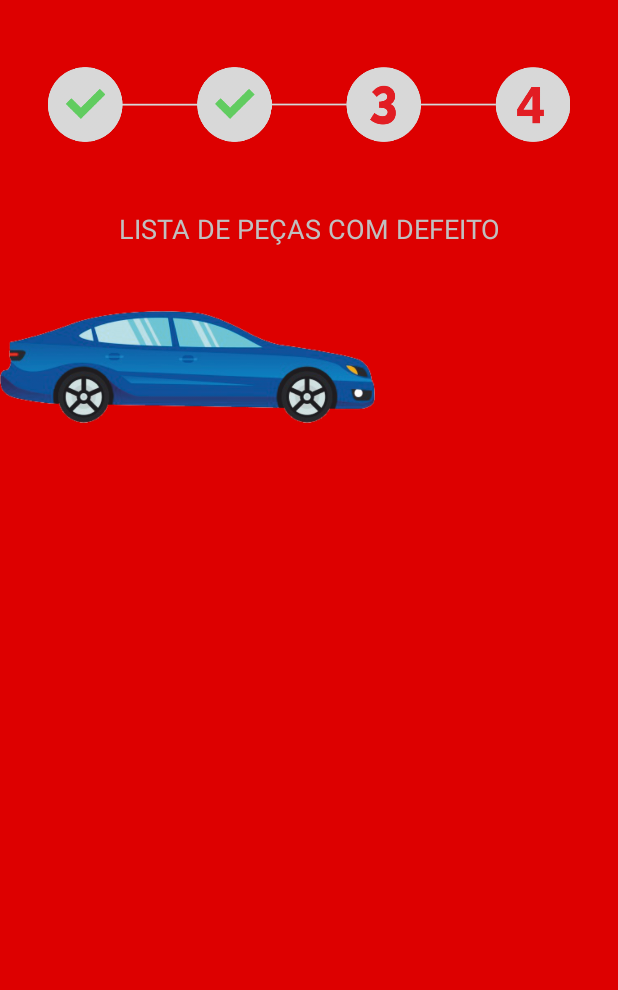
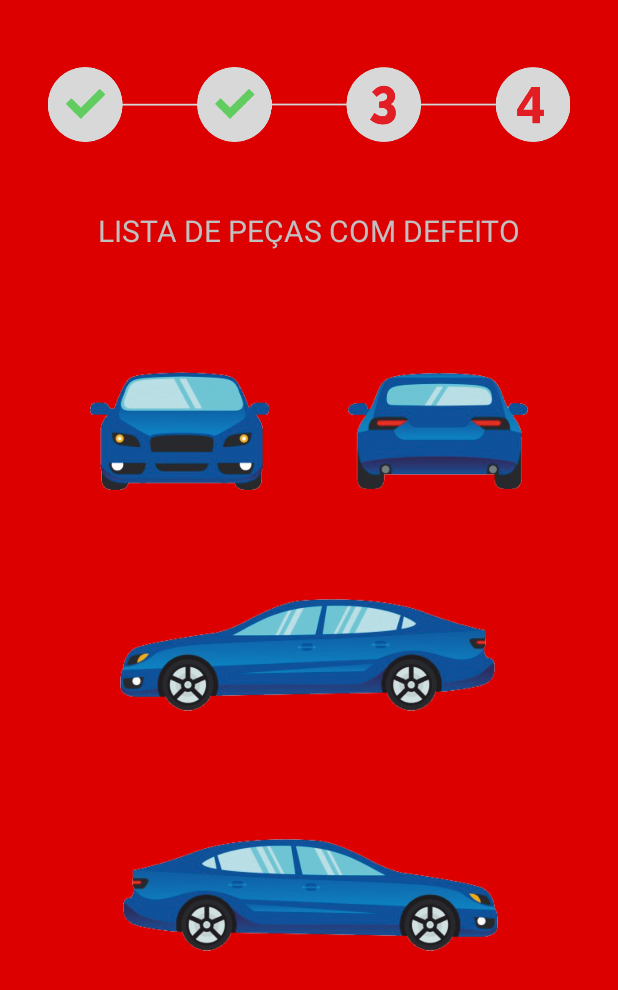
Before and after one commit to danilocarrasco/EletrosKill, an Android app: the layout activity_pecas_defeito.xml on its own in the app's theme, with its tools: preview values and no code run, on a phone screen of 412 x 824 dp. Shown: the top 990 px of the screen. Run offline under Robolectric (Android 15) with nearby library versions, the phone set to English and light mode, and no system bars.

Commit message:
versão 19-03

```diff
--- a/app/src/main/java/com/example/autentic/Activity/PecasDefeito.java
+++ b/app/src/main/java/com/example/autentic/Activity/PecasDefeito.java
@@ -2,6 +2,7 @@ package com.example.autentic.Activity;
 
 import android.support.v7.app.AppCompatActivity;
 import android.os.Bundle;
+import android.view.WindowManager;
 
 import com.example.autentic.R;
 
@@ -11,5 +12,8 @@ public class PecasDefeito extends AppCompatActivity {
     protected void onCreate(Bundle savedInstanceState) {
         super.onCreate(savedInstanceState);
         setContentView(R.layout.activity_pecas_defeito);
+
+        getSupportActionBar().hide();
+        getWindow().setFlags(WindowManager.LayoutParams.FLAG_FULLSCREEN, WindowManager.LayoutParams.FLAG_FULLSCREEN);
     }
 }
--- a/app/src/main/res/layout/activity_pecas_defeito.xml
+++ b/app/src/main/res/layout/activity_pecas_defeito.xml
@@ -34,62 +34,81 @@
         android:text="LISTA DE PEÇAS COM DEFEITO"
         android:textColor="#c0c0c0"
         android:textAlignment="center"
-        android:textSize="18sp"/>
+        android:textSize="20dp" />
 
-    <LinearLayout
+    <RelativeLayout
         android:layout_width="match_parent"
-        android:layout_height="20dp">
-    </LinearLayout>
-
-    <android.support.constraint.ConstraintLayout
-        android:layout_width="match_parent"
-        android:layout_height="wrap_content">
+        android:layout_height="match_parent">
 
         <ImageButton
             android:id="@+id/iBtCarFrente"
             android:layout_width="120dp"
             android:layout_height="120dp"
+            android:layout_alignParentStart="true"
+            android:layout_alignParentLeft="true"
+            android:layout_alignParentTop="true"
+            android:layout_marginStart="60dp"
+            android:layout_marginLeft="60dp"
+            android:layout_marginTop="60dp"
             android:background="#DD0000"
             android:scaleType="fitCenter"
             app:srcCompat="@drawable/carrofrente"
+            tools:ignore="MissingConstraints"
             tools:layout_editor_absoluteX="57dp"
-            tools:layout_editor_absoluteY="10dp"
-            tools:ignore="MissingConstraints" />
+            tools:layout_editor_absoluteY="10dp" />
 
         <ImageButton
             android:id="@+id/iBtCarTraseira"
             android:layout_width="120dp"
             android:layout_height="120dp"
+            android:layout_alignParentTop="true"
+            android:layout_alignParentEnd="true"
+            android:layout_alignParentRight="true"
+            android:layout_marginTop="60dp"
+            android:layout_marginEnd="60dp"
+            android:layout_marginRight="60dp"
             android:background="#DD0000"
             android:scaleType="fitCenter"
             app:srcCompat="@drawable/carrotraseira"
+            tools:ignore="MissingConstraints"
             tools:layout_editor_absoluteX="237dp"
-            tools:layout_editor_absoluteY="10dp"
-            tools:ignore="MissingConstraints" />
+            tools:layout_editor_absoluteY="10dp" />
 
         <ImageButton
             android:id="@+id/iBtCarEsquerda"
             android:layout_width="250dp"
             android:layout_height="120dp"
+            android:layout_alignParentStart="true"
+            android:layout_alignParentLeft="true"
+            android:layout_alignParentTop="true"
+            android:layout_marginStart="80dp"
+            android:layout_marginLeft="80dp"
+            android:layout_marginTop="209dp"
             android:background="#DD0000"
             android:scaleType="fitCenter"
             app:srcCompat="@drawable/carrolateralesquerda"
+            tools:ignore="MissingConstraints"
             tools:layout_editor_absoluteX="80dp"
-            tools:layout_editor_absoluteY="150dp"
-            tools:ignore="MissingConstraints" />
+            tools:layout_editor_absoluteY="150dp" />
 
         <ImageButton
             android:id="@+id/iBtCarDireita"
             android:layout_width="250dp"
             android:layout_height="120dp"
+            android:layout_alignTop="@+id/iBtCarEsquerda"
+            android:layout_alignParentStart="true"
+            android:layout_alignParentLeft="true"
+            android:layout_marginStart="82dp"
+            android:layout_marginLeft="82dp"
+            android:layout_marginTop="160dp"
             android:background="#DD0000"
             android:scaleType="fitCenter"
             app:srcCompat="@drawable/carrolateraldireita"
+            tools:ignore="MissingConstraints"
             tools:layout_editor_absoluteX="80dp"
-            tools:layout_editor_absoluteY="300dp"
-            tools:ignore="MissingConstraints" />
+            tools:layout_editor_absoluteY="300dp" />
 
-    </android.support.constraint.ConstraintLayout>
+    </RelativeLayout>
 
 
 
--- a/app/src/main/res/layout/activity_qrcode.xml
+++ b/app/src/main/res/layout/activity_qrcode.xml
@@ -35,14 +35,14 @@
         <com.beardedhen.androidbootstrap.BootstrapButton
             android:id="@+id/btnqrcode"
             android:layout_width="match_parent"
-        android:layout_height="wrap_content"
+            android:layout_height="wrap_content"
             android:layout_marginTop="40dp"
             android:text="Ler QR Code"
             app:bootstrapBrand="success"
             app:bootstrapSize="xl"
             app:buttonMode="regular"
-            app:showOutline="false"
-            app:roundedCorners="true" />
+            app:roundedCorners="true"
+            app:showOutline="false" />
 
     </LinearLayout>
 </LinearLayout>
--- a/app/src/main/res/layout/spinner_dropdown_colors.xml
+++ b/app/src/main/res/layout/spinner_dropdown_colors.xml
@@ -7,8 +7,8 @@
     android:singleLine="true"
     android:ellipsize="marquee"
     android:textColor="#000000"
-    android:background="#c0c0c0"
+    android:background="#F0F0F0"
     android:padding="10dp"
-    android:textSize="16sp"
+    android:textSize="20dp"
     android:layout_margin="20dp">
 </CheckedTextView>
```
Also changed, not shown: app/src/main/java/com/example/autentic/Activity/CadastroVeiculo.java (+16 -21 lines), app/src/main/res/layout-v26/activity_cadastro_veiculo.xml (+110 -104 lines), app/src/main/res/layout/spinner_colors.xml (+5 -4 lines), app/src/main/res/values/strings.xml (+27 -0 lines).
